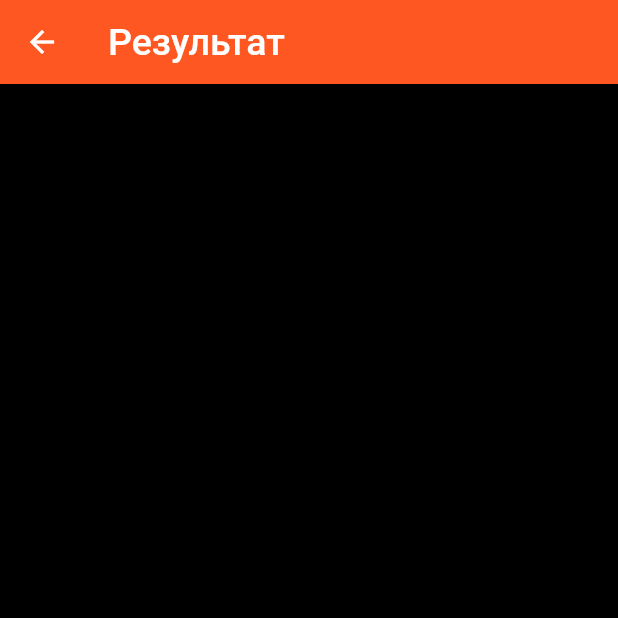
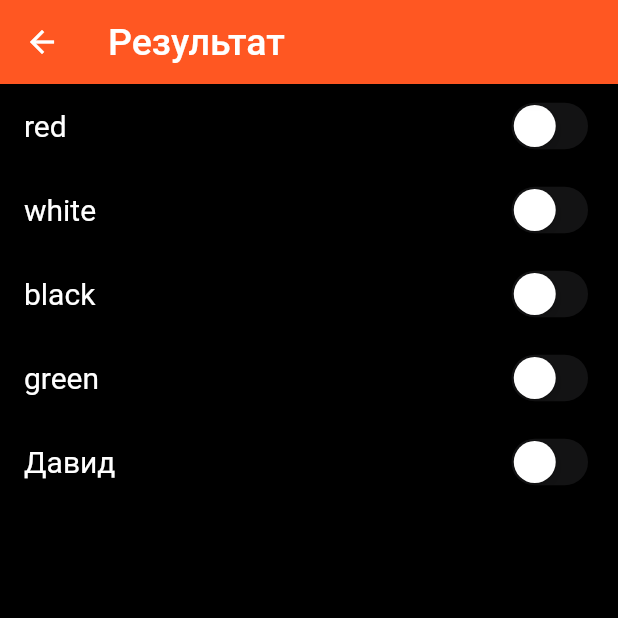
Before and after one commit to iliiagerman/Alias_Bible, a Flutter app: the ResultGameScreen screen opened by its route, on a phone screen of 412 x 824 dp, the top half of it. Run offline on Flutter 3.47's test engine with Material 2 defaults, Android fonts, the phone set to English and light mode, and no system bars; our stand-ins replace swipe_cards; project files that could hold a hidden picture were left out.

Commit message:
no message

```diff
--- a/lib/model/result_model.dart
+++ b/lib/model/result_model.dart
@@ -1,5 +1,6 @@
 class ResultModel {
   String name;
+  bool isSelected;
 
-  ResultModel(this.name);
+  ResultModel(this.name, this.isSelected);
 }
--- a/lib/screen/result_game_screen.dart
+++ b/lib/screen/result_game_screen.dart
@@ -10,15 +10,13 @@ class ResultGameScreen extends StatefulWidget {
   State<ResultGameScreen> createState() => _ResultGameScreenState();
 }
 
-
 class _ResultGameScreenState extends State<ResultGameScreen> {
-
   List<ResultModel> resultModel = [
-    ResultModel('red'),
-    ResultModel('white'),
-    ResultModel('black'),
-    ResultModel('green'),
-    ResultModel('Давид'),
+    ResultModel('red', false),
+    ResultModel('white',false),
+    ResultModel('black',false),
+    ResultModel('green',false),
+    ResultModel('Давид',false),
   ];
 
   List<ResultModel> selectedResultModel = [];
@@ -26,17 +24,45 @@ class _ResultGameScreenState extends State<ResultGameScreen> {
   @override
   Widget build(BuildContext context) {
     return Scaffold(
-      backgroundColor: Colors.black,
-      appBar: AppBar(
-        backgroundColor: Colors.deepOrange,
-        title: const Text(
-          'Результат',
-          style: TextStyle(
-              fontSize: 25
+        backgroundColor: Colors.black,
+        appBar: AppBar(
+          backgroundColor: Colors.deepOrange,
+          title: const Text(
+            'Результат',
+            style: TextStyle(fontSize: 25),
           ),
         ),
+        body: Container(
+          child: ListView.builder(
+              itemCount: resultModel.length,
+              itemBuilder: (BuildContext context, int index) {
+                return ContactItem(resultModel[index].name, resultModel[index].isSelected);
+              }),
+        ));
+  }
+
+  Widget ContactItem(String name, bool isSelected) {
+    return ListTile(
+      title: Row(
+        children: [
+          Text(
+            name,
+            style: const TextStyle(
+              color: Colors.white,
+              fontSize: 20,
+            ),
+          ),
+        ],
       ),
-      // body: ,
+      trailing: CupertinoSwitch(
+        activeColor: Colors.white54,
+        value: isSelected,
+        onChanged: (bool value) {
+          setState(() {
+            isSelected = value;
+          });
+        },
+      ),
     );
   }
 }
```
